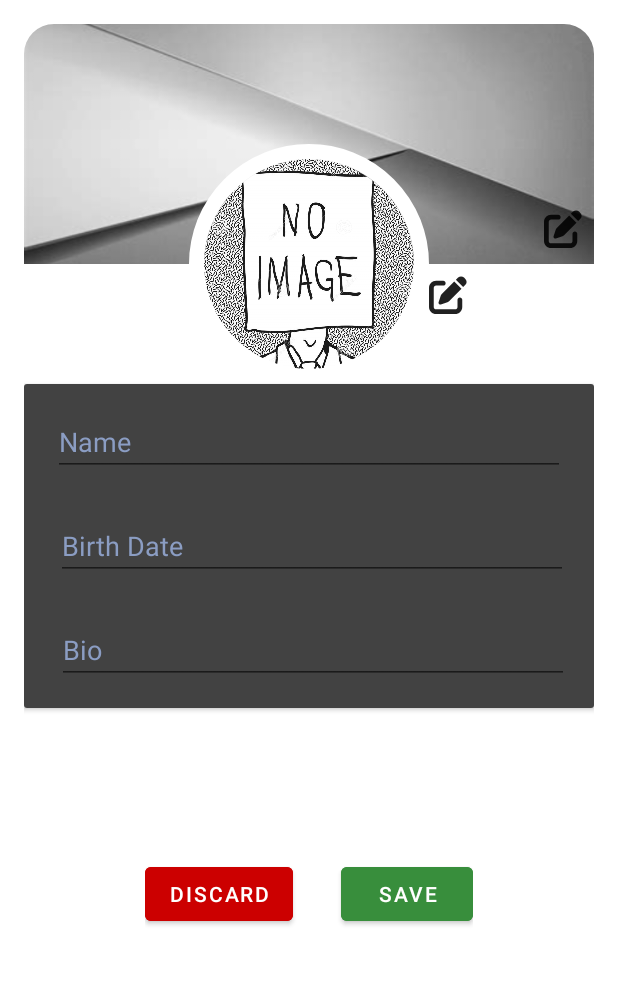
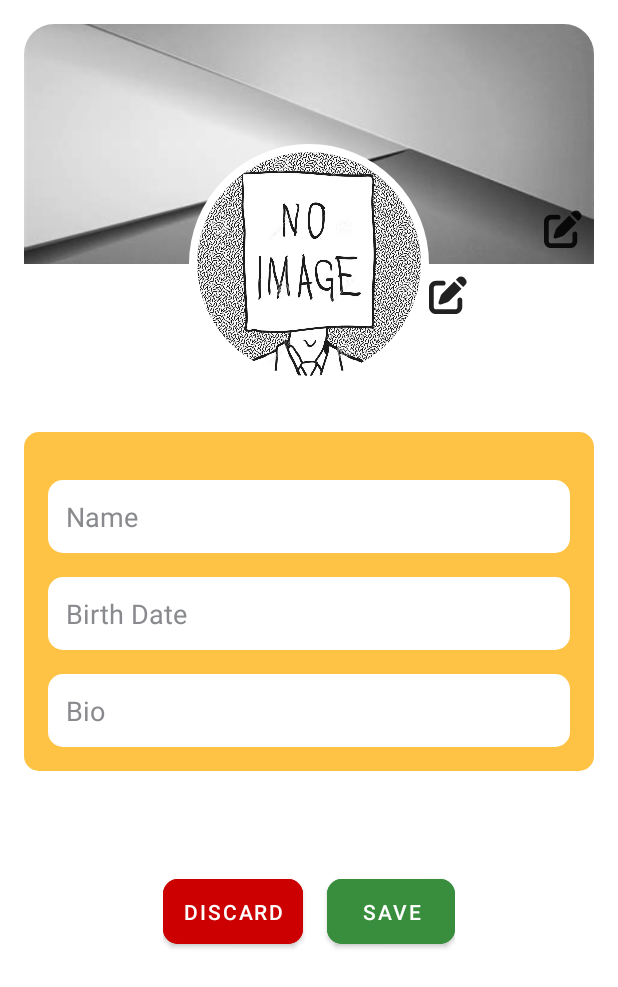
Before and after one commit to adiupd123/FingerTrip, an Android app: the fragment EditProfileFragment placed in its activity, on a phone screen of 412 x 824 dp. Shown: the top 987 px of the screen. Run offline under Robolectric (Android 15) with nearby library versions, the phone set to English and light mode, and no system bars; our stand-ins replace Firebase (no records; nobody signed in at launch, a user with empty details on screens opened directly); libraries missing offline, so code that uses them is left out: com.github.drjacky.imagepicker; plain views replace CircularImageView.

Commit message:
Improved the necessary ui components
MainActivity, EditProfile, Explore, Home, Post, User, UserProfile, PostLayout, MessageLayout

```diff
--- a/app/src/main/res/drawable/ic_search.xml
+++ b/app/src/main/res/drawable/ic_search.xml
@@ -4,6 +4,6 @@
     android:viewportWidth="512"
     android:viewportHeight="512">
   <path
-      android:fillColor="@color/white"
+      style="@style/image_color_switch"
       android:pathData="M416,208c0,45.9 -14.9,88.3 -40,122.7L502.6,457.4c12.5,12.5 12.5,32.8 0,45.3s-32.8,12.5 -45.3,0L330.7,376c-34.4,25.2 -76.8,40 -122.7,40C93.1,416 0,322.9 0,208S93.1,0 208,0S416,93.1 416,208zM208,352c79.5,0 144,-64.5 144,-144s-64.5,-144 -144,-144S64,128.5 64,208s64.5,144 144,144z"/>
 </vector>
--- a/app/src/main/res/drawable/ic_send.xml
+++ b/app/src/main/res/drawable/ic_send.xml
@@ -4,6 +4,6 @@
     android:viewportWidth="512"
     android:viewportHeight="512">
   <path
-      android:fillColor="@color/white"
+      style="@style/image_color_switch"
       android:pathData="M498.1,5.6c10.1,7 15.4,19.1 13.5,31.2l-64,416c-1.5,9.7 -7.4,18.2 -16,23s-18.9,5.4 -28,1.6L277.3,424.9l-40.1,74.5c-5.2,9.7 -16.3,14.6 -27,11.9S192,499 192,488V392c0,-5.3 1.8,-10.5 5.1,-14.7L362.4,164.7c2.5,-7.1 -6.5,-14.3 -13,-8.4L170.4,318.2l-32,28.9 0,0c-9.2,8.3 -22.3,10.6 -33.8,5.8l-85,-35.4C8.4,312.8 0.8,302.2 0.1,290s5.5,-23.7 16.1,-29.8l448,-256c10.7,-6.1 23.9,-5.5 34,1.4z"/>
 </vector>
--- a/app/src/main/res/layout/activity_main.xml
+++ b/app/src/main/res/layout/activity_main.xml
@@ -19,6 +19,7 @@
         android:layout_width="wrap_content"
         android:layout_height="wrap_content"
         android:layout_gravity="bottom"
+        android:background="@drawable/transparent_background"
         app:fabCradleMargin="10dp"
         app:fabCradleRoundedCornerRadius="10dp"
         app:fabCradleVerticalOffset="5dp">
--- a/app/src/main/res/layout/fragment_edit_profile.xml
+++ b/app/src/main/res/layout/fragment_edit_profile.xml
@@ -47,7 +47,7 @@
             android:scaleType="fitCenter"
             android:src="@drawable/ic_default_profile"
             app:civ_border_color="@color/white"
-            app:civ_border_width="10dp"/>
+            app:civ_border_width="5dp"/>
 
         <ImageButton
             android:id="@+id/editProfilePhoto_imageButton"
@@ -65,6 +65,8 @@
 
         <androidx.cardview.widget.CardView
             android:id="@+id/card_view4"
+            android:layout_marginTop="32dp"
+            app:cardCornerRadius="10dp"
             android:layout_width="match_parent"
             android:layout_height="wrap_content"
             android:layout_below="@id/profilePhoto_imageView">
@@ -72,18 +74,14 @@
             <androidx.constraintlayout.widget.ConstraintLayout
                 android:layout_width="match_parent"
                 android:layout_height="match_parent"
-                android:background="@color/cardview_dark_background"
-                android:padding="16dp">
+                android:padding="16dp"
+                android:background="@color/dark_orange">
 
                 <EditText
                     android:id="@+id/editName_editText"
-                    android:layout_width="wrap_content"
-                    android:layout_height="wrap_content"
-                    android:ems="16"
                     android:hint="Name"
                     android:inputType="text"
-                    android:textColor="@color/white"
-                    android:textColorHint="@color/lightBlue_FB"
+                    style="@style/user_det_style"
                     app:layout_constraintBottom_toBottomOf="parent"
                     app:layout_constraintEnd_toEndOf="parent"
                     app:layout_constraintStart_toStartOf="parent"
@@ -92,64 +90,58 @@
 
                 <EditText
                     android:id="@+id/editDOB_editText"
-                    android:layout_width="wrap_content"
-                    android:layout_height="wrap_content"
-                    android:layout_marginTop="24dp"
-                    android:ems="16"
                     android:hint="Birth Date"
                     android:inputType="text"
-                    android:textColor="@color/white"
-                    android:textColorHint="@color/lightBlue_FB"
+                    style="@style/user_det_style"
                     app:layout_constraintEnd_toEndOf="parent"
                     app:layout_constraintStart_toStartOf="@+id/editName_editText"
-                    app:layout_constraintTop_toBottomOf="@id/editName_editText" />
-
+                    app:layout_constraintTop_toBottomOf="@id/editName_editText"  />
                 <EditText
                     android:id="@+id/editBio_editText"
-                    android:layout_width="wrap_content"
-                    android:layout_height="wrap_content"
-                    android:layout_marginTop="24dp"
-                    android:ems="16"
                     android:hint="Bio"
                     android:inputType="textMultiLine"
-                    android:textColor="@color/white"
-                    android:textColorHint="@color/lightBlue_FB"
+                    style="@style/user_det_style"
                     app:layout_constraintEnd_toEndOf="parent"
                     app:layout_constraintStart_toStartOf="@+id/editDOB_editText"
-                    app:layout_constraintTop_toBottomOf="@id/editDOB_editText" />
+                    app:layout_constraintTop_toBottomOf="@id/editDOB_editText"/>
 
             </androidx.constraintlayout.widget.ConstraintLayout>
 
         </androidx.cardview.widget.CardView>
+
         <LinearLayout
             android:layout_width="wrap_content"
             android:layout_height="wrap_content"
             android:layout_below="@id/card_view4"
             android:layout_centerHorizontal="true"
-            android:layout_marginTop="100dp"
+            android:layout_marginTop="50dp"
+            android:padding="16dp"
             android:orientation="horizontal">
 
-            <Button
+            <com.google.android.material.button.MaterialButton
                 android:id="@+id/discard_button"
-                android:layout_width="wrap_content"
+                style="@style/ThemeOverlay.Material3.Button.ElevatedButton"
+                android:layout_width="0dp"
+                android:layout_weight="1.1"
                 android:layout_height="wrap_content"
-                android:paddingTop="8dp"
-                android:paddingBottom="8dp"
-                android:layout_marginRight="16dp"
+                android:layout_marginRight="8dp"
                 android:backgroundTint="@android:color/holo_red_dark"
+                android:padding="12dp"
                 android:text="Discard"
-                android:textColor="@color/white"/>
-
-            <Button
+                android:textColor="@color/white"
+                app:cornerRadius="10dp" />
+            <com.google.android.material.button.MaterialButton
                 android:id="@+id/save_button"
-                android:layout_width="wrap_content"
+                style="@style/ThemeOverlay.Material3.Button.ElevatedButton"
+                android:layout_width="0dp"
+                android:layout_weight="1"
+                android:layout_marginLeft="8dp"
                 android:layout_height="wrap_content"
-                android:paddingTop="8dp"
-                android:paddingBottom="8dp"
-                android:layout_marginLeft="16dp"
                 android:backgroundTint="@color/green_700"
+                android:padding="12dp"
                 android:text="Save"
-                android:textColor="@color/white"/>
+                android:textColor="@color/white"
+                app:cornerRadius="10dp" />
         </LinearLayout>
 
     </RelativeLayout>
--- a/app/src/main/res/layout/fragment_explore.xml
+++ b/app/src/main/res/layout/fragment_explore.xml
@@ -4,7 +4,6 @@
     xmlns:app="http://schemas.android.com/apk/res-auto"
     android:layout_width="match_parent"
     android:layout_height="wrap_content"
-    android:background="@color/gray_1"
     tools:context=".fragments.ExploreFragment">
     <androidx.cardview.widget.CardView
         android:id="@+id/searchUser_cardView"
@@ -34,6 +33,7 @@
         </LinearLayout>
     </androidx.cardview.widget.CardView>
 
+
     <androidx.recyclerview.widget.RecyclerView
         android:id="@+id/posts_recycler_view"
         android:layout_width="match_parent"
--- a/app/src/main/res/values-night/themes.xml
+++ b/app/src/main/res/values-night/themes.xml
@@ -27,4 +27,7 @@
     <style name="text_color_switch">
         <item name="android:textColor">@color/black</item>
     </style>
+    <style name="image_color_switch">
+        <item name="android:fillColor">@color/black</item>
+    </style>
 </resources>
--- a/app/src/main/res/values/themes.xml
+++ b/app/src/main/res/values/themes.xml
@@ -56,4 +56,7 @@
     <style name="text_color_switch">
         <item name="android:textColor">@color/white</item>
     </style>
+    <style name="image_color_switch">
+        <item name="android:fillColor">@color/white</item>
+    </style>
 </resources>
```
Also changed, not shown: app/src/main/java/com/adiupd123/fingertrip/fragments/UserPostsFragment.java (deleted, +0 -91 lines), app/src/main/res/layout/fragment_home.xml (+7 -8 lines), app/src/main/res/layout/fragment_post.xml (+6 -2 lines), app/src/main/res/layout/fragment_user.xml (+22 -29 lines), app/src/main/res/layout/fragment_user_posts.xml (deleted, +0 -17 lines), app/src/main/res/layout/fragment_user_profile.xml (+5 -6 lines), app/src/main/res/layout/message_layout.xml (+8 -21 lines), app/src/main/res/layout/post_layout.xml (+10 -11 lines).
